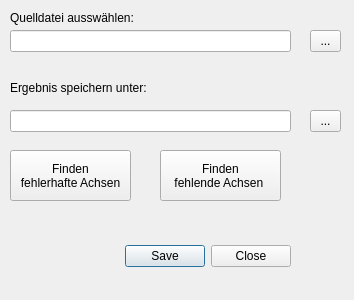
This is Strassenachsen_dialog_base.ui in KaFr6333/GIS_API as Qt 5 draws it before an edit. The edited form follows.
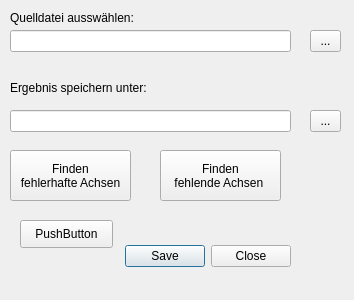
This is the edited form.

Commit message: Funktion fehlende_Achsen implementiert

```diff
--- a/Strassenachsen_dialog_base.ui
+++ b/Strassenachsen_dialog_base.ui
@@ -132,6 +132,19 @@
     <string>...</string>
    </property>
   </widget>
+  <widget class="QPushButton" name="pushButton">
+   <property name="geometry">
+    <rect>
+     <x>20</x>
+     <y>220</y>
+     <width>93</width>
+     <height>28</height>
+    </rect>
+   </property>
+   <property name="text">
+    <string>PushButton</string>
+   </property>
+  </widget>
  </widget>
  <resources/>
  <connections>
```
The commit also changes 2 other files.
